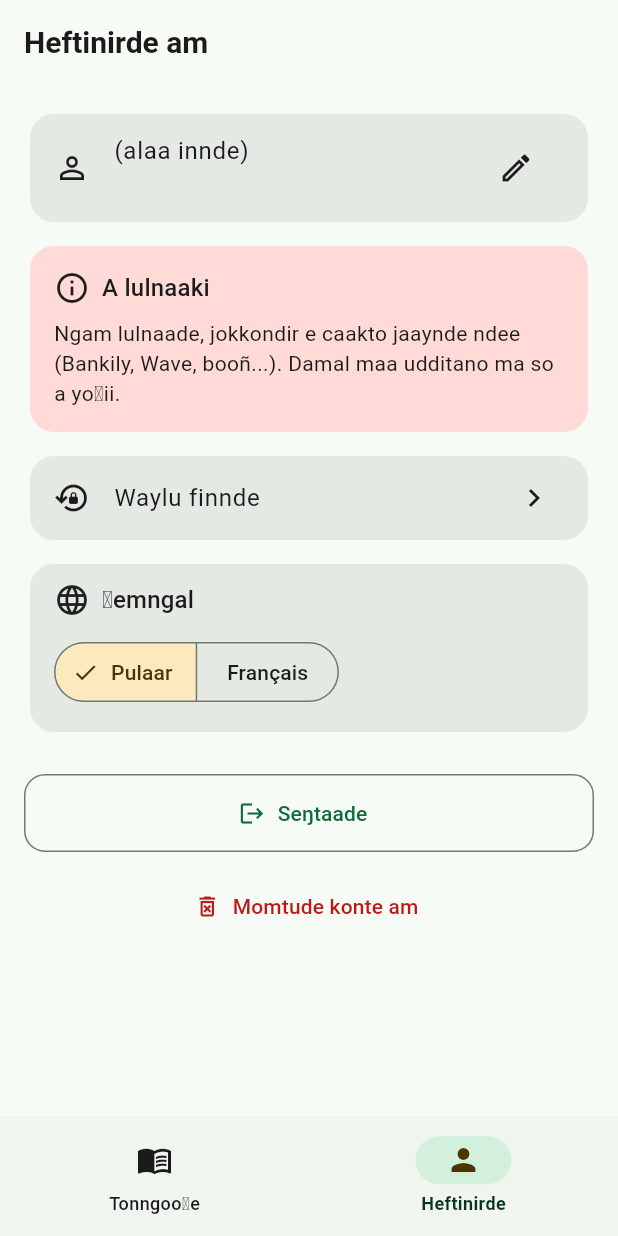
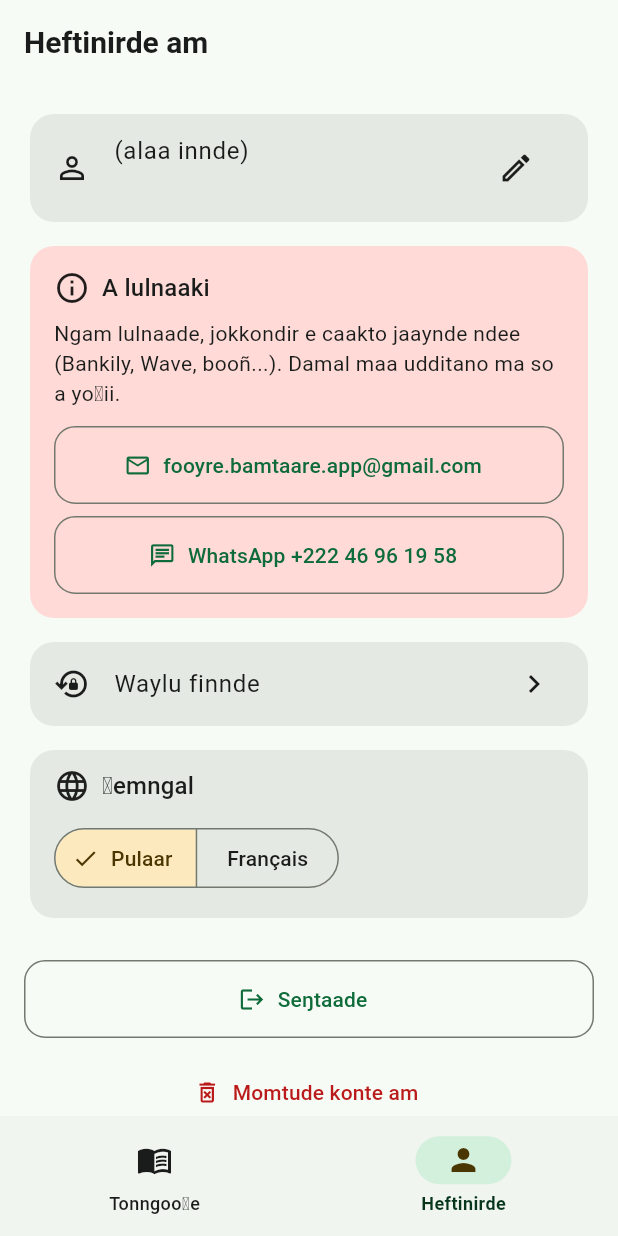
Before and after one commit to kawkumputer/fooyre-bamtaare, a Flutter app: the screen it shows once a user with an empty profile is signed in, item 2 of the bottom bar chosen, on a phone screen of 412 x 824 dp. Run offline on Flutter 3.47's test engine with Material 3 defaults, Android fonts, the phone set to English and light mode, and no system bars; our stand-ins replace file_picker, image_picker, shared_preferences, supabase_flutter; missing offline and left inert: pdfrx; accounts and stored records are empty.

Commit message:
feat: boutons de contact email/WhatsApp pour l'abonnement
Ajoute des boutons cliquables (email pre-rempli, WhatsApp direct)
partout ou l'app invite a s'abonner : bannieres accueil/profil et
dialogue d'edition verrouillee. Coordonnees centralisees dans un
seul widget reutilisable (SubscribeContactActions).

Ajoute url_launcher en dependance directe + queries Android
(https, mailto) requises sur Android 11+.

Version 1.0.5+15.

Co-Authored-By: Claude Sonnet 5 <noreply@anthropic.com>

```diff
--- a/lib/screens/profile/profile_screen.dart
+++ b/lib/screens/profile/profile_screen.dart
@@ -5,6 +5,7 @@ import '../../l10n/app_localizations.dart';
 import '../../main.dart' show localeController;
 import '../../models/profile.dart';
 import '../../services/auth_service.dart';
+import '../../widgets/subscribe_contact_actions.dart';
 import 'change_password_screen.dart';
 import 'edit_profile_screen.dart';
 
@@ -110,6 +111,8 @@ class ProfileScreen extends StatelessWidget {
                             ),
                           ] else ...[
                             Text(l10n.subscribeContact),
+                            const SizedBox(height: 12),
+                            const SubscribeContactActions(),
                           ],
                         ],
                       ),
--- /dev/null
+++ b/lib/widgets/subscribe_contact_actions.dart
@@ -0,0 +1,54 @@
+import 'package:flutter/material.dart';
+import 'package:url_launcher/url_launcher.dart';
+
+/// Boutons de contact (email + WhatsApp) pour activer un abonnement.
+/// Reutilise sur l'accueil, le profil et le dialogue d'edition verrouillee.
+class SubscribeContactActions extends StatelessWidget {
+  const SubscribeContactActions({super.key});
+
+  static const _email = 'fooyre.bamtaare.app@gmail.com';
+  static const _whatsappDisplay = '+222 46 96 19 58';
+  static const _whatsappDigits = '22246961958';
+
+  Future<void> _launch(BuildContext context, Uri uri, String fallback) async {
+    bool ok = false;
+    try {
+      ok = await launchUrl(uri, mode: LaunchMode.externalApplication);
+    } catch (_) {
+      ok = false;
+    }
+    if (!ok && context.mounted) {
+      ScaffoldMessenger.of(
+        context,
+      ).showSnackBar(SnackBar(content: Text(fallback)));
+    }
+  }
+
+  @override
+  Widget build(BuildContext context) {
+    return Wrap(
+      spacing: 8,
+      runSpacing: 8,
+      children: [
+        OutlinedButton.icon(
+          onPressed: () => _launch(
+            context,
+            Uri(scheme: 'mailto', path: _email),
+            _email,
+          ),
+          icon: const Icon(Icons.email_outlined, size: 18),
+          label: const Text(_email),
+        ),
+        OutlinedButton.icon(
+          onPressed: () => _launch(
+            context,
+            Uri.parse('https://wa.me/$_whatsappDigits'),
+            _whatsappDisplay,
+          ),
+          icon: const Icon(Icons.chat_outlined, size: 18),
+          label: Text('WhatsApp $_whatsappDisplay'),
+        ),
+      ],
+    );
+  }
+}
--- a/pubspec.yaml
+++ b/pubspec.yaml
@@ -16,7 +16,7 @@ publish_to: 'none' # Remove this line if you wish to publish to pub.dev
 # https://developer.apple.com/library/archive/documentation/General/Reference/InfoPlistKeyReference/Articles/CoreFoundationKeys.html
 # In Windows, build-name is used as the major, minor, and patch parts
 # of the product and file versions while build-number is used as the build suffix.
-version: 1.0.5+14
+version: 1.0.5+15
 
 environment:
   sdk: ^3.10.9
@@ -55,6 +55,9 @@ dependencies:
 
   # Selection de l'affiche depuis la galerie photos (mode admin)
   image_picker: ^1.1.2
+
+  # Ouvrir l'app mail / WhatsApp pour contacter l'editeur (abonnement)
+  url_launcher: ^6.3.0
 
   # Persistance du choix de langue (fr / ff)
   shared_preferences: ^2.5.0
```
Also changed, not shown: lib/screens/editions/editions_list_screen.dart (+12 -1 lines), pubspec.lock, 1 other file.
